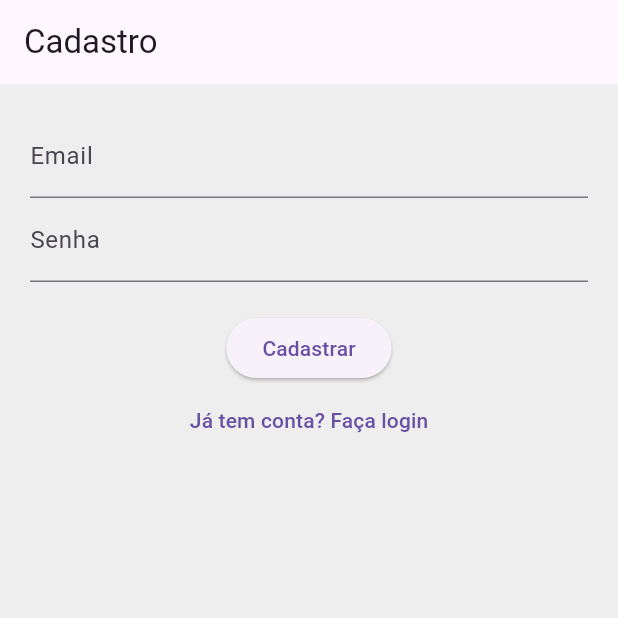
After one commit to Lowpexay/projeto_gs_flutter, a Flutter app: the screen it shows after launch, after a tap on "Entrar", after a tap on "Ainda não tem conta? Cadastre-se", on a phone screen of 412 x 824 dp, the top half of it. The commit adds this screen. Run offline on Flutter 3.47's test engine with Material 3 defaults, Android fonts, the phone set to English and light mode, and no system bars; our stand-ins replace firebase_auth, firebase_core, flutter_map, geolocator, image_picker, latlong2; accounts and stored records are empty; network calls fail.

Commit message:
Telas de cadastro e login

```diff
--- /dev/null
+++ b/lib/auth_exception.dart
@@ -0,0 +1,4 @@
+class AuthException implements Exception {
+  final String message;
+  AuthException(this.message);
+}
--- /dev/null
+++ b/lib/login_page.dart
@@ -0,0 +1,84 @@
+import 'package:flutter/material.dart';
+import 'package:provider/provider.dart';
+import 'package:weather_app/auth_exception.dart';
+import 'service/auth_service.dart';
+
+class LoginPage extends StatefulWidget {
+  const LoginPage({super.key});
+
+  @override
+  State<LoginPage> createState() => _LoginPageState();
+}
+
+class _LoginPageState extends State<LoginPage> {
+  final emailController = TextEditingController();
+  final senhaController = TextEditingController();
+
+  bool isLogin = true;
+  String error = '';
+
+  @override
+  Widget build(BuildContext context) {
+    final auth = Provider.of<AuthService>(context);
+
+    return Scaffold(
+      appBar: AppBar(title: Text(isLogin ? 'Login' : 'Cadastro')),
+      body: Padding(
+        padding: const EdgeInsets.all(20.0),
+        child: Column(
+          children: [
+            TextField(
+              controller: emailController,
+              decoration: const InputDecoration(labelText: 'Email'),
+            ),
+            TextField(
+              controller: senhaController,
+              obscureText: true,
+              decoration: const InputDecoration(labelText: 'Senha'),
+            ),
+            const SizedBox(height: 20),
+            ElevatedButton(
+              onPressed: () async {
+                String email = emailController.text;
+                String senha = senhaController.text;
+
+                try {
+                  if (isLogin) {
+                    await auth.login(email, senha);
+                  } else {
+                    await auth.registrar(email, senha);
+                  }
+                } on AuthException catch (e) {
+                  setState(() {
+                    error = e.message;
+                  });
+                } catch (e) {
+                  setState(() {
+                    error = 'Erro inesperado. Tente novamente.';
+                  });
+                }
+              },
+              child: Text(isLogin ? "Entrar" : "Cadastrar"),
+            ),
+            TextButton(
+              onPressed: () {
+                setState(() {
+                  isLogin = !isLogin;
+                  error = '';
+                });
+              },
+              child: Text(isLogin
+                  ? 'Ainda não tem conta? Cadastre-se'
+                  : 'Já tem conta? Faça login'),
+            ),
+            if (error.isNotEmpty)
+              Padding(
+                padding: const EdgeInsets.only(top: 20),
+                child: Text(error, style: const TextStyle(color: Colors.red)),
+              ),
+          ],
+        ),
+      ),
+    );
+  }
+}
--- a/lib/main.dart
+++ b/lib/main.dart
@@ -1,14 +1,31 @@
 import 'package:flutter/material.dart';
+import 'package:firebase_core/firebase_core.dart';
+import 'package:provider/provider.dart';
+import 'package:weather_app/login_page.dart';
+
+import 'service/auth_service.dart';
 import 'alerts_page.dart';
 import 'history_page.dart';
 import 'chat_screen.dart';
 import 'report_page.dart';
 
-
-
 void main() async {
   WidgetsFlutterBinding.ensureInitialized();
-  runApp(const MyApp());
+
+  try {
+    await Firebase.initializeApp();
+  } catch (e) {
+    print('Erro ao inicializar o Firebase: $e');
+  }
+
+  runApp(
+    MultiProvider(
+      providers: [
+        ChangeNotifierProvider(create: (_) => AuthService()),
+      ],
+      child: const MyApp(),
+    ),
+  );
 }
 
 class MyApp extends StatelessWidget {
@@ -18,8 +35,24 @@ class MyApp extends StatelessWidget {
   Widget build(BuildContext context) {
     return MaterialApp(
       title: 'Monitoramento Climático',
-      theme: ThemeData(primarySwatch: Colors.blue),
-      home: const HomeScreen(),
+      theme: ThemeData(
+        primarySwatch: Colors.blue,
+        scaffoldBackgroundColor: Colors.grey[200],
+      ),
+      debugShowCheckedModeBanner: false,
+      home: Consumer<AuthService>(
+        builder: (context, auth, _) {
+          if (auth.isLoading) {
+            return const Scaffold(
+              body: Center(child: CircularProgressIndicator()),
+            );
+          } else if (auth.usuario == null) {
+            return const LoginPage();
+          } else {
+            return const HomeScreen();
+          }
+        },
+      ),
     );
   }
 }
@@ -35,7 +68,7 @@ class _HomeScreenState extends State<HomeScreen> {
   int _selectedIndex = 0;
 
   static final List<Widget> _pages = <Widget>[
-    AlertsPage(),   // Mapa
+    AlertsPage(),
     ChatScreen(),
     HistoryPage(),
     ReportPage(),
@@ -52,6 +85,15 @@ class _HomeScreenState extends State<HomeScreen> {
     return Scaffold(
       appBar: AppBar(
         title: const Text('Monitoramento Climático'),
+        backgroundColor: Colors.blueGrey[900],
+        actions: [
+          IconButton(
+            icon: const Icon(Icons.logout),
+            onPressed: () async {
+              await context.read<AuthService>().logout();
+            },
+          )
+        ],
       ),
       body: _pages[_selectedIndex],
       bottomNavigationBar: BottomNavigationBar(
--- /dev/null
+++ b/lib/service/auth_service.dart
@@ -0,0 +1,54 @@
+import 'package:firebase_auth/firebase_auth.dart';
+import 'package:flutter/material.dart';
+import 'package:weather_app/auth_exception.dart';
+
+class AuthService with ChangeNotifier {
+  final FirebaseAuth _auth = FirebaseAuth.instance;
+
+  User? usuario;
+  bool isLoading = true;
+
+  AuthService() {
+    _authCheck();
+  }
+
+  void _authCheck() {
+    _auth.authStateChanges().listen((User? user) {
+      usuario = user;
+      isLoading = false;
+      notifyListeners();
+    });
+  }
+
+  Future<void> registrar(String email, String senha) async {
+    try {
+      await _auth.createUserWithEmailAndPassword(email: email, password: senha);
+    } on FirebaseAuthException catch (e) {
+      if (e.code == 'weak-password') {
+        throw AuthException('A senha é muito fraca!');
+      } else if (e.code == 'email-already-in-use') {
+        throw AuthException('Este email já está cadastrado');
+      } else {
+        throw AuthException('Erro ao registrar: ${e.message}');
+      }
+    }
+  }
+
+  Future<void> login(String email, String senha) async {
+    try {
+      await _auth.signInWithEmailAndPassword(email: email, password: senha);
+    } on FirebaseAuthException catch (e) {
+      if (e.code == 'user-not-found') {
+        throw AuthException('Email não encontrado. Cadastre-se.');
+      } else if (e.code == 'wrong-password') {
+        throw AuthException('Senha incorreta. Tente novamente');
+      } else {
+        throw AuthException('Erro ao logar: ${e.message}');
+      }
+    }
+  }
+
+  Future<void> logout() async {
+    await _auth.signOut();
+  }
+}
--- a/pubspec.yaml
+++ b/pubspec.yaml
@@ -16,6 +16,10 @@ dependencies:
   flutter_map: ^6.1.0
   latlong2: ^0.9.0
   image_picker: ^1.0.7
+  firebase_core: ^2.27.0
+  firebase_auth: ^4.16.0
+  provider: ^6.1.2
+
 
 dev_dependencies:
   flutter_test:
@@ -25,4 +29,3 @@ flutter:
   uses-material-design: true
   assets:
     - assets/images/nuvem.png
-    - assets/icons/
```
Also changed, not shown: pubspec.lock, 7 other files.
